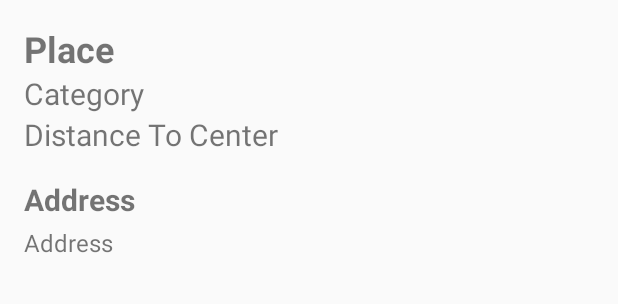
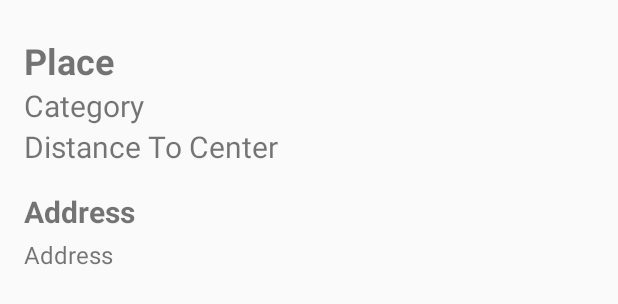
Before and after one commit to alexstolzberg/PlacesSearch, an Android app: the layout content_details.xml on its own in the app's theme, with its tools: preview values and no code run, on a phone screen of 412 x 824 dp. Shown: the top 304 px of the screen. Run offline under Robolectric (Android 15) with nearby library versions, the phone set to English and light mode, and no system bars.

```diff
--- a/app/build.gradle
+++ b/app/build.gradle
@@ -60,6 +60,7 @@ dependencies {
 
     // Retrofit
     implementation "com.squareup.retrofit2:retrofit:2.7.0"
+    implementation "com.squareup.retrofit2:converter-scalars:2.7.0"
     implementation "com.squareup.retrofit2:converter-moshi:2.7.0"
     implementation "com.squareup.okhttp3:okhttp:4.2.2"
     implementation "com.jakewharton.retrofit:retrofit2-kotlin-coroutines-adapter:0.9.2"
--- a/app/src/main/java/com/stolz/placessearch/model/Place.kt
+++ b/app/src/main/java/com/stolz/placessearch/model/Place.kt
@@ -5,11 +5,11 @@ import android.os.Parcelable
 import com.google.android.gms.maps.model.LatLng
 
 class Place(
-    val id: String?,
+    val id: String,
     val name: String,
     val category: String?,
     val address: String?,
-    val location: LatLng?,
+    val location: LatLng,
     val distanceToCenter: Double,
     val iconUrl: String? = "",
     var isFavorite: Boolean = false
--- a/app/src/main/res/layout/content_details.xml
+++ b/app/src/main/res/layout/content_details.xml
@@ -18,37 +18,38 @@
                 android:id="@+id/name"
                 android:layout_width="wrap_content"
                 android:layout_height="wrap_content"
-                android:text="Place"
+                android:layout_marginTop="8dp"
                 android:textSize="24sp"
                 android:textStyle="bold"
                 app:layout_constraintStart_toStartOf="parent"
                 app:layout_constraintTop_toTopOf="parent"
-                tools:layout_editor_absoluteY="0dp" />
+                tools:layout_editor_absoluteY="0dp"
+                tools:text="Place" />
 
             <TextView
                 android:id="@+id/category"
                 android:layout_width="wrap_content"
                 android:layout_height="wrap_content"
-                android:text="Category"
                 android:textSize="20sp"
                 app:layout_constraintStart_toStartOf="parent"
-                app:layout_constraintTop_toBottomOf="@+id/name" />
+                app:layout_constraintTop_toBottomOf="@+id/name"
+                tools:text="Category" />
 
             <TextView
                 android:id="@+id/distance_to_center"
                 android:layout_width="wrap_content"
                 android:layout_height="wrap_content"
-                android:text="Distance To Center"
                 android:textSize="20sp"
                 app:layout_constraintStart_toStartOf="parent"
-                app:layout_constraintTop_toBottomOf="@+id/category" />
+                app:layout_constraintTop_toBottomOf="@+id/category"
+                tools:text="Distance To Center" />
 
             <TextView
                 android:id="@+id/address_title"
                 android:layout_width="wrap_content"
                 android:layout_height="wrap_content"
                 android:layout_marginTop="16dp"
-                android:text="Address"
+                android:text="@string/address"
                 android:textSize="20sp"
                 android:textStyle="bold"
                 app:layout_constraintStart_toStartOf="parent"
@@ -60,17 +61,17 @@
                 android:layout_height="wrap_content"
                 android:layout_marginTop="4dp"
                 android:autoLink="map"
-                android:text="Address"
                 android:textSize="16sp"
                 app:layout_constraintStart_toStartOf="parent"
-                app:layout_constraintTop_toBottomOf="@+id/address_title" />
+                app:layout_constraintTop_toBottomOf="@+id/address_title"
+                tools:text="Address" />
 
             <TextView
                 android:id="@+id/website_title"
                 android:layout_width="wrap_content"
                 android:layout_height="wrap_content"
                 android:layout_marginTop="16dp"
-                android:text="Website"
+                android:text="@string/website"
                 android:textSize="20sp"
                 android:textStyle="bold"
                 android:visibility="gone"
@@ -83,18 +84,18 @@
                 android:layout_height="wrap_content"
                 android:layout_marginTop="4dp"
                 android:autoLink="web"
-                android:text="Website"
                 android:textSize="16sp"
                 android:visibility="gone"
                 app:layout_constraintStart_toStartOf="parent"
-                app:layout_constraintTop_toBottomOf="@id/website_title" />
+                app:layout_constraintTop_toBottomOf="@id/website_title"
+                tools:text="Website" />
 
             <TextView
                 android:id="@+id/phone_title"
                 android:layout_width="wrap_content"
                 android:layout_height="wrap_content"
                 android:layout_marginTop="16dp"
-                android:text="Phone Number"
+                android:text="@string/phone_number"
                 android:textSize="20sp"
                 android:textStyle="bold"
                 android:visibility="gone"
@@ -106,7 +107,7 @@
                 android:layout_width="wrap_content"
                 android:layout_height="wrap_content"
                 android:layout_marginTop="4dp"
-                android:text="Phone Number"
+                tools:text="Phone Number"
                 android:textSize="16sp"
                 android:visibility="gone"
                 app:layout_constraintStart_toStartOf="parent"
--- a/app/src/main/res/values/strings.xml
+++ b/app/src/main/res/values/strings.xml
@@ -4,4 +4,7 @@
 
     <!-- TODO: Remove or change this placeholder text -->
     <string name="hello_blank_fragment">Hello blank fragment</string>
+    <string name="address">Address</string>
+    <string name="website">Website</string>
+    <string name="phone_number">Phone Number</string>
 </resources>
```
Also changed, not shown: app/src/main/java/com/stolz/placessearch/DetailFragment.kt (+50 -9 lines), app/src/main/java/com/stolz/placessearch/DetailViewModel.kt (+91 -1 lines), app/src/main/java/com/stolz/placessearch/Utils.kt (+51 -0 lines), app/src/main/java/com/stolz/placessearch/model/venue_information/Meta.kt (added, +9 -0 lines), app/src/main/java/com/stolz/placessearch/model/venue_information/Object.kt (added, +9 -0 lines), app/src/main/java/com/stolz/placessearch/model/venue_information/Response.kt (added, +7 -0 lines), app/src/main/java/com/stolz/placessearch/network/FoursquareApiService.kt (+11 -3 lines), app/src/main/java/com/stolz/placessearch/network/GoogleMapsApiService.kt (added, +52 -0 lines), app/src/main/res/layout/fragment_detail.xml (+8 -0 lines).
